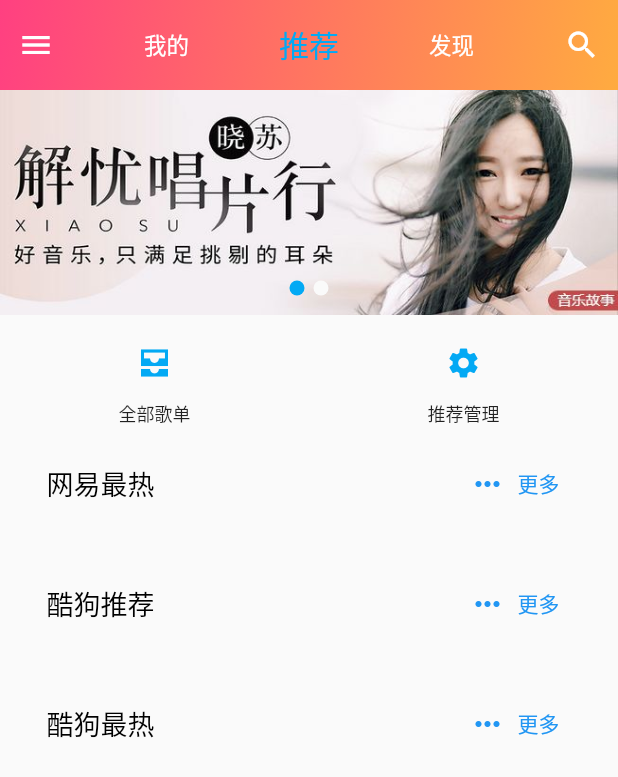
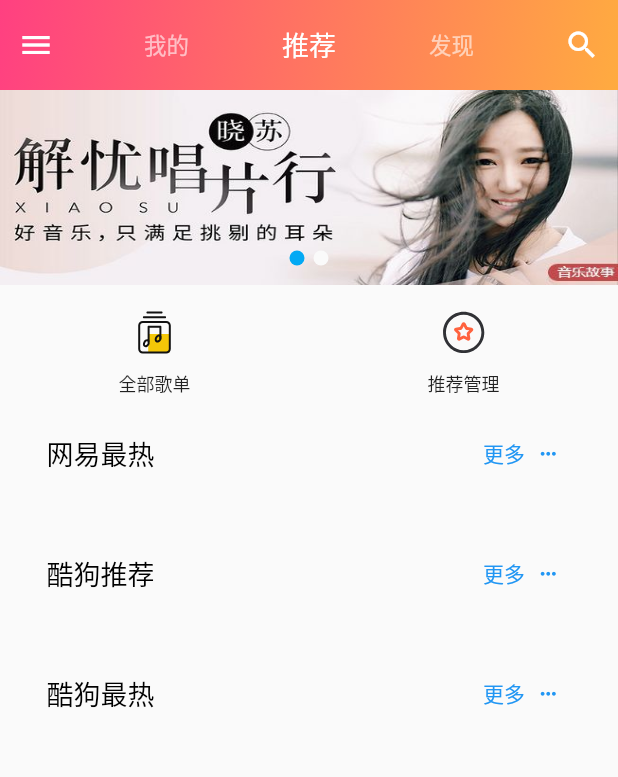
Before and after one commit to cpyczd/xy-music-mobile, a Flutter app: the screen it shows after launch, after a tap on "我的", after a tap on "推荐", on a phone screen of 412 x 824 dp. Shown: the top 777 px of the screen. Run offline on Flutter 3.47's test engine with Material 2 defaults, Android fonts, the phone set to English and light mode, and no system bars; our stand-ins replace cached_network_image, connectivity, dio, event_bus, fluro, flutter_sticky_header and 9 more; missing offline and left inert: encrypt; accounts and stored records are empty; network calls fail.

Commit message:
我的更新UI

```diff
--- a/lib/pages/index.dart
+++ b/lib/pages/index.dart
@@ -32,12 +32,9 @@ class _HomePageState extends State<HomePage>
   //上次点击时间
   DateTime? _lastPressedAt;
 
-  final TextStyle _selected = TextStyle(
-      color: Color(AppTheme.getCurrentTheme().primaryColor),
-      fontSize: 20,
-      fontWeight: FontWeight.w500);
+  final TextStyle _selected = TextStyle(color: Colors.white, fontSize: 18);
 
-  final TextStyle _unselect = TextStyle(color: Colors.white, fontSize: 15);
+  final TextStyle _unselect = TextStyle(color: Colors.white60, fontSize: 15);
 
   @override
   void dispose() {
--- a/lib/pages/my_music_page.dart
+++ b/lib/pages/my_music_page.dart
@@ -4,7 +4,12 @@
  * @Date: 2021-05-22 16:25:27
  * @LastEditTime: 2021-06-28 16:02:47
  */
+import 'package:cached_network_image/cached_network_image.dart';
 import 'package:flutter/material.dart';
+import 'package:flutter/rendering.dart';
+import 'package:flutter_sticky_header/flutter_sticky_header.dart';
+import 'package:xy_music_mobile/config/theme.dart';
+import 'package:xy_music_mobile/view_widget/icon_util.dart';
 
 class MyMusicPage extends StatefulWidget {
   MyMusicPage({Key? key}) : super(key: key);
@@ -17,13 +22,127 @@ class _MyMusicPageState extends State<MyMusicPage> {
   @override
   Widget build(BuildContext context) {
     return Scaffold(
-      body: SafeArea(
-        child: Container(
-          child: Column(
-            children: [],
-          ),
+      body: Container(
+        child: CustomScrollView(
+          slivers: [_headMenu(), _mySquare(), _myCollect()],
         ),
       ),
     );
   }
+
+  Widget _headMenu() {
+    return SliverToBoxAdapter(
+      child: Container(
+        height: 120,
+        padding: EdgeInsets.only(left: 30, right: 30, top: 10),
+        child: Row(
+          crossAxisAlignment: CrossAxisAlignment.center,
+          mainAxisAlignment: MainAxisAlignment.spaceBetween,
+          children: [
+            _headMenuItem(0xe681, "本地下载", 10),
+            _headMenuItem(0xe603, "我的收藏", 5),
+            _headMenuItem(0xe605, "最近播放", 26),
+          ],
+        ),
+      ),
+    );
+  }
+
+  Widget _headMenuItem(int iconHex16, String title, int count,
+      {GestureTapCallback? callback}) {
+    return GestureDetector(
+      onTap: callback,
+      child: Column(
+        mainAxisAlignment: MainAxisAlignment.center,
+        crossAxisAlignment: CrossAxisAlignment.center,
+        children: [
+          iconFont(hex16: iconHex16, size: 30),
+          Padding(
+            padding: const EdgeInsets.only(top: 6, bottom: 6),
+            child: Text(
+              title,
+              style: TextStyle(fontSize: 14),
+            ),
+          ),
+          Text(
+            "$count",
+            style: TextStyle(fontSize: 12),
+          ),
+        ],
+      ),
+    );
+  }
+
+  Widget _mySquare() {
+    return SliverStickyHeader(
+      header: Container(
+        padding: EdgeInsets.all(13),
+        color: Color(AppTheme.getCurrentTheme().scaffoldBackgroundColor),
+        child: Row(
+          mainAxisAlignment: MainAxisAlignment.spaceBetween,
+          children: [
+            Text(
+              "自建歌单",
+              style: TextStyle(fontSize: 20, color: Colors.black),
+            ),
+            Expanded(child: SizedBox()),
+            IconButton(onPressed: () {}, icon: Icon(Icons.add)),
+            IconButton(onPressed: () {}, icon: Icon(Icons.arrow_right)),
+          ],
+        ),
+      ),
+      sliver: SliverList(
+        delegate: SliverChildBuilderDelegate((context, index) {
+          return ListTile(
+            leading: ClipRRect(
+              borderRadius: BorderRadius.circular(10),
+              child: CachedNetworkImage(
+                imageUrl:
+                    "http://imge.kugou.com/stdmusic/150/20200909/20200909115057861947.jpg",
+                fit: BoxFit.cover,
+              ),
+            ),
+            title: Text("我喜欢"),
+            subtitle: Text("12首"),
+          );
+        }, childCount: 5),
+      ),
+    );
+  }
 }
+
+Widget _myCollect() {
+  return SliverStickyHeader(
+    header: Container(
+      padding: EdgeInsets.all(13),
+      color: Color(AppTheme.getCurrentTheme().scaffoldBackgroundColor),
+      child: Row(
+        mainAxisAlignment: MainAxisAlignment.spaceBetween,
+        children: [
+          Text(
+            "收藏歌单",
+            style: TextStyle(fontSize: 20, color: Colors.black),
+          ),
+          Expanded(child: SizedBox()),
+          IconButton(onPressed: () {}, icon: Icon(Icons.arrow_right)),
+        ],
+      ),
+    ),
+    sliver: SliverList(
+      delegate: SliverChildBuilderDelegate((context, index) {
+        return ListTile(
+          leading: ClipRRect(
+            borderRadius: BorderRadius.circular(10),
+            child: CachedNetworkImage(
+              imageUrl:
+                  "http://imge.kugou.com/stdmusic/150/20200909/20200909115057861947.jpg",
+              fit: BoxFit.cover,
+            ),
+          ),
+          title: Text("[怀旧] 90后怀旧单曲合集"),
+          subtitle: Text("205首"),
+        );
+      }, childCount: 5),
+    ),
+  );
+}
--- a/lib/pages/song_square_page.dart
+++ b/lib/pages/song_square_page.dart
@@ -17,6 +17,7 @@ import 'package:xy_music_mobile/model/song_square_entity.dart';
 import 'package:xy_music_mobile/common/source_constant.dart';
 import 'package:xy_music_mobile/pages/square/square_list_page.dart';
 import 'package:xy_music_mobile/util/stream_util.dart';
+import 'package:xy_music_mobile/view_widget/icon_util.dart';
 import 'package:xy_music_mobile/view_widget/text_icon_button.dart';
 
 ///歌单广场 主页
@@ -94,17 +95,17 @@ class _SongSquarePageState extends State<SongSquarePage> with MultDataLine {
             crossAxisCount: 2, childAspectRatio: 2.5),
         delegate: SliverChildListDelegate([
           TextIconButton(
-            icon: Icon(
-              Icons.all_inbox_sharp,
-              color: Color(AppTheme.getCurrentTheme().primaryColor),
-            ),
+            // icon: Icon(
+            //   Icons.all_inbox_sharp,
+            //   color: Color(AppTheme.getCurrentTheme().primaryColor),
+            // ),
+            icon: svg(name: "gedan"),
             text: "全部歌单",
             onPressed: () =>
                 Application.navigateToIos(_context, "/squareListPage"),
           ),
           TextIconButton(
-              icon: Icon(Icons.settings,
-                  color: Color(AppTheme.getCurrentTheme().primaryColor)),
+              icon: svg(name: "custom"),
               text: "推荐管理"),
         ]));
   }
@@ -153,9 +154,9 @@ class _SongSquarePageState extends State<SongSquarePage> with MultDataLine {
   Widget _createSwiper() {
     return SliverToBoxAdapter(
       child: Container(
-        height: 150,
+        height: 130,
         child: Swiper.children(
-          containerHeight: 150,
+          containerHeight: 130,
           containerWidth: double.infinity,
           autoplay: true,
           pagination: SwiperPagination(),
@@ -213,8 +214,8 @@ class _SongSquarePageState extends State<SongSquarePage> with MultDataLine {
                     data.moreClick!(context, data);
                   }
                 },
-                icon: Icon(Icons.more_horiz),
-                label: Text("更多"))
+                icon: Text("更多"),
+                label: Icon(Icons.more_horiz,size: 15,))
           ],
         ),
       ),
--- /dev/null
+++ b/lib/view_widget/flat_box.dart
@@ -0,0 +1,47 @@
+/*
+ * @Author Yuchen
+ * @Email yustart@foxmail.com
+ * @Create 2021-06-28 10:16 下午
+ */
+
+import "package:flutter/material.dart";
+import 'package:flutter/widgets.dart';
+
+///扁平卡片Box容器
+class FlatBox extends StatefulWidget {
+  Widget? left;
+  Widget? right;
+  Widget content;
+  EdgeInsetsGeometry? padding;
+
+  FlatBox(
+      {Key? key, this.left, this.right, required this.content, this.padding})
+      : super(key: key);
+
+  @override
+  _FlatBoxState createState() => _FlatBoxState();
+}
+
+class _FlatBoxState extends State<FlatBox> {
+  @override
+  Widget build(BuildContext context) {
+    return Container(
+      padding: widget.padding,
+      child: Column(
+        children: [
+          Container(
+            padding: EdgeInsets.all(10),
+            decoration: BoxDecoration(
+                border: Border(
+                    bottom: BorderSide(color: Colors.black12, width: .5))),
+            child: Row(
+              mainAxisAlignment: MainAxisAlignment.spaceBetween,
+              children: [widget.left ?? SizedBox(), widget.right ?? SizedBox()],
+            ),
+          ),
+          Expanded(child: widget.content)
+        ],
+      ),
+    );
+  }
+}
--- /dev/null
+++ b/lib/view_widget/icon_util.dart
@@ -0,0 +1,19 @@
+import 'package:flutter/material.dart';
+import 'package:flutter_svg/flutter_svg.dart';
+
+///阿里IconFont组件
+Icon iconFont({required int hex16, double size = 30.0, Color? color}) => Icon(
+      IconData(hex16,fontFamily: 'iconfont'),
+      color: color,
+      size: size,
+    );
+
+///Svg组件工具
+SvgPicture svg(
+        {required String name, Color? color, double? width, double? height}) =>
+    SvgPicture.asset(
+      "assets/svg/$name.svg",
+      color: color,
+      width: width,
+      height: height,
+    );
--- a/lib/view_widget/text_icon_button.dart
+++ b/lib/view_widget/text_icon_button.dart
@@ -9,7 +9,7 @@ import 'package:flutter/material.dart';
 class TextIconButton extends StatelessWidget {
   final VoidCallback? onPressed;
 
-  final Icon icon;
+  final Widget icon;
 
   final String text;
 
--- a/pubspec.yaml
+++ b/pubspec.yaml
@@ -110,6 +110,7 @@ flutter:
   # To add assets to your application, add an assets section, like this:
   assets:
     - assets/tmp/
+    - assets/svg/
   #   - images/a_dot_ham.jpeg
 
   # An image asset can refer to one or more resolution-specific "variants", see
@@ -123,7 +124,10 @@ flutter:
   # "family" key with the font family name, and a "fonts" key with a
   # list giving the asset and other descriptors for the font. For
   # example:
-  # fonts:
+  fonts:
+    - family: iconfont
+      fonts:
+        - asset: assets/fonts/iconfont.ttf
   #   - family: Schyler
   #     fonts:
   #       - asset: fonts/Schyler-Regular.ttf
```
Also changed, not shown: assets/fonts/iconfont.ttf (added), assets/svg/custom.svg (added), assets/svg/gedan.svg (added).
